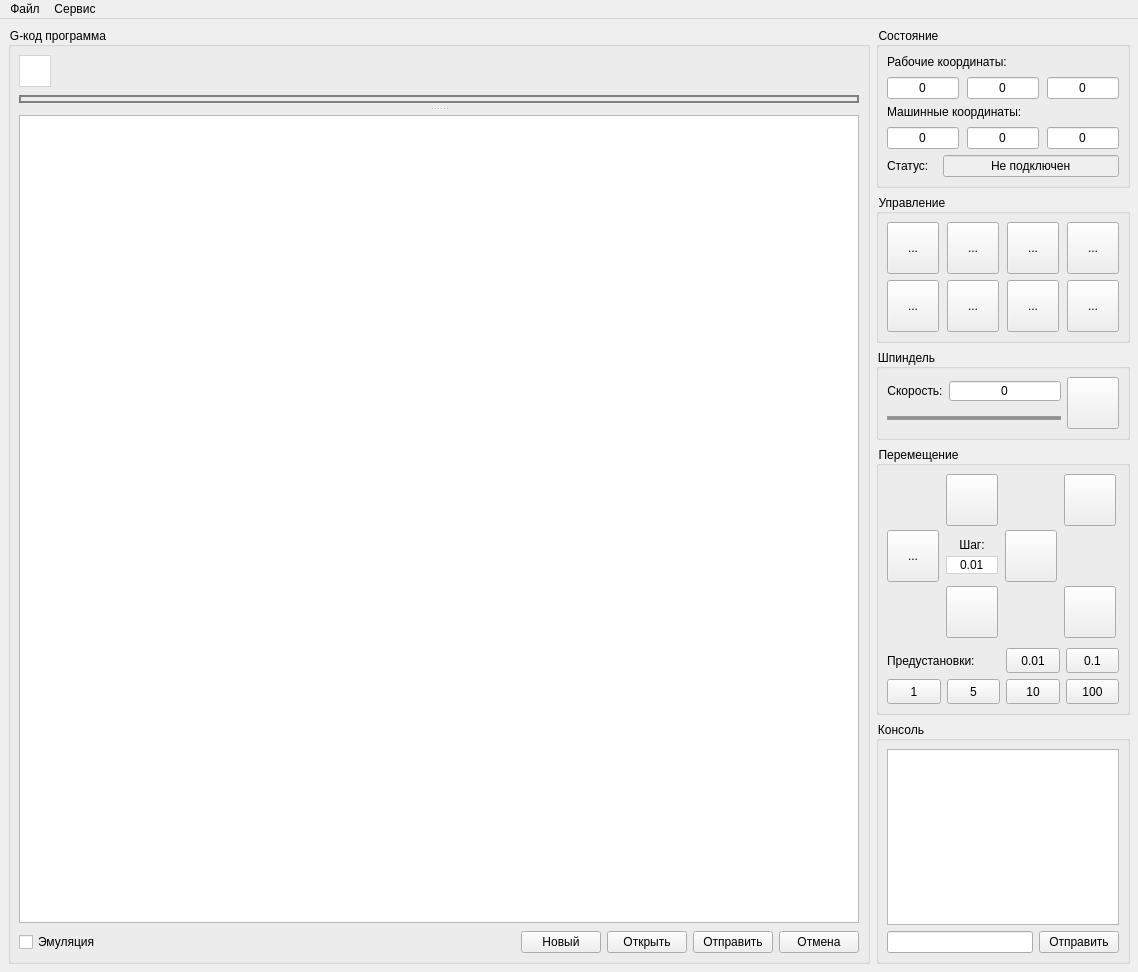
Old version of the form frmmain.ui in the repository Denvi/Candle.
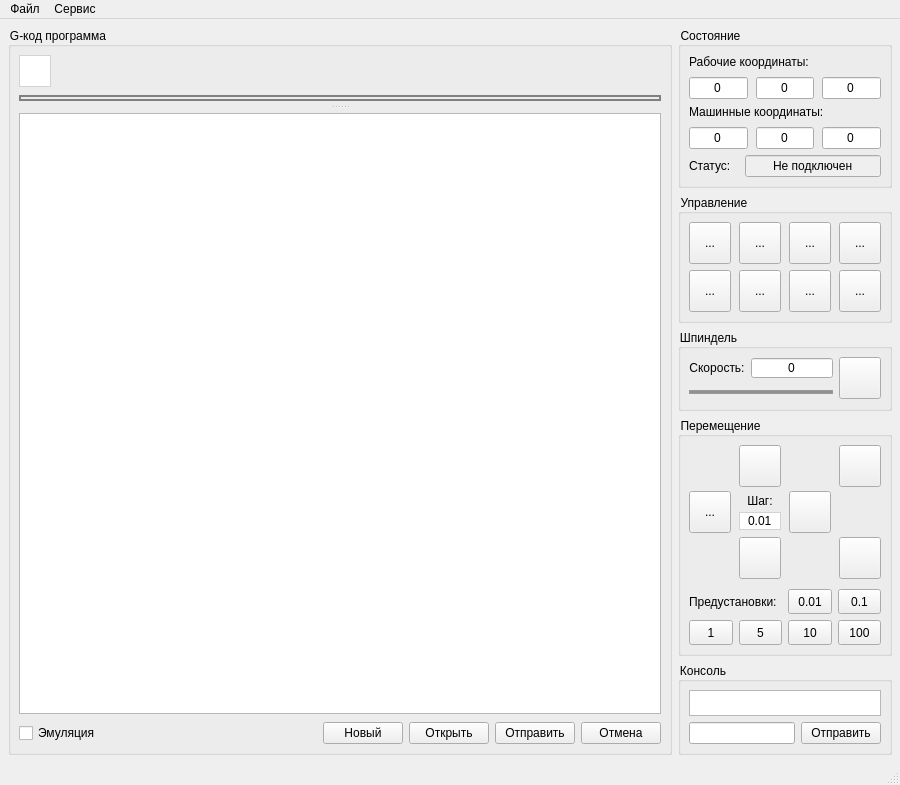
New version of the form. Icons and pictures are not drawn. Custom widgets are drawn as their Qt base class.

The edit to the form file:
```diff
--- a/frmmain.ui
+++ b/frmmain.ui
@@ -6,8 +6,8 @@
    <rect>
     <x>0</x>
     <y>0</y>
-    <width>1138</width>
-    <height>972</height>
+    <width>900</width>
+    <height>763</height>
    </rect>
   </property>
   <property name="palette">
@@ -230,6 +230,12 @@
           <property name="selectionBehavior">
            <enum>QAbstractItemView::SelectRows</enum>
           </property>
+          <property name="gridStyle">
+           <enum>Qt::DashLine</enum>
+          </property>
+          <attribute name="horizontalHeaderHighlightSections">
+           <bool>false</bool>
+          </attribute>
           <attribute name="horizontalHeaderMinimumSectionSize">
            <number>50</number>
           </attribute>
@@ -506,8 +512,8 @@
             <widget class="StyledToolButton" name="toolButton_7">
              <property name="minimumSize">
               <size>
-               <width>52</width>
-               <height>52</height>
+               <width>42</width>
+               <height>42</height>
               </size>
              </property>
              <property name="text">
@@ -519,8 +525,8 @@
              </property>
              <property name="iconSize">
               <size>
-               <width>38</width>
-               <height>38</height>
+               <width>30</width>
+               <height>30</height>
               </size>
              </property>
             </widget>
@@ -529,8 +535,8 @@
             <widget class="StyledToolButton" name="toolButton_8">
              <property name="minimumSize">
               <size>
-               <width>52</width>
-               <height>52</height>
+               <width>42</width>
+               <height>42</height>
               </size>
              </property>
              <property name="text">
@@ -542,8 +548,8 @@
              </property>
              <property name="iconSize">
               <size>
-               <width>38</width>
-               <height>38</height>
+               <width>30</width>
+               <height>30</height>
               </size>
              </property>
             </widget>
@@ -552,8 +558,8 @@
             <widget class="StyledToolButton" name="toolButton_16">
              <property name="minimumSize">
               <size>
-               <width>52</width>
-               <height>52</height>
+               <width>42</width>
+               <height>42</height>
               </size>
              </property>
              <property name="text">
@@ -565,54 +571,8 @@
              </property>
              <property name="iconSize">
               <size>
-               <width>38</width>
-               <height>38</height>
-              </size>
-             </property>
-            </widget>
-           </item>
-           <item row="3" column="2">
-            <widget class="StyledToolButton" name="toolButton_11">
-             <property name="minimumSize">
-              <size>
-               <width>52</width>
-               <height>52</height>
-              </size>
-             </property>
-             <property name="text">
-              <string>...</string>
-             </property>
-             <property name="icon">
-              <iconset resource="res.qrc">
-               <normaloff>:/images/safe_z.png</normaloff>:/images/safe_z.png</iconset>
-             </property>
-             <property name="iconSize">
-              <size>
-               <width>38</width>
-               <height>38</height>
-              </size>
-             </property>
-            </widget>
-           </item>
-           <item row="3" column="1">
-            <widget class="StyledToolButton" name="toolButton_14">
-             <property name="minimumSize">
-              <size>
-               <width>52</width>
-               <height>52</height>
-              </size>
-             </property>
-             <property name="text">
-              <string>...</string>
-             </property>
-             <property name="icon">
-              <iconset resource="res.qrc">
-               <normaloff>:/images/axis_return.png</normaloff>:/images/axis_return.png</iconset>
-             </property>
-             <property name="iconSize">
-              <size>
-               <width>38</width>
-               <height>38</height>
+               <width>30</width>
+               <height>30</height>
               </size>
              </property>
             </widget>
@@ -621,8 +581,8 @@
             <widget class="StyledToolButton" name="toolButton_10">
              <property name="minimumSize">
               <size>
-               <width>52</width>
-               <height>52</height>
+               <width>42</width>
+               <height>42</height>
               </size>
              </property>
              <property name="text">
@@ -634,21 +594,41 @@
              </property>
              <property name="iconSize">
               <size>
-               <width>38</width>
-               <height>38</height>
+               <width>30</width>
+               <height>30</height>
               </size>
              </property>
             </widget>
            </item>
-           <item row="3" column="4">
-            <widget class="StyledToolButton" name="toolButton_9">
-             <property name="enabled">
-              <bool>true</bool>
+           <item row="1" column="1">
+            <widget class="StyledToolButton" name="cmdReturnXY">
+             <property name="minimumSize">
+              <size>
+               <width>42</width>
+               <height>42</height>
+              </size>
              </property>
+             <property name="text">
+              <string>...</string>
+             </property>
+             <property name="icon">
+              <iconset resource="res.qrc">
+               <normaloff>:/images/axis_return.png</normaloff>:/images/axis_return.png</iconset>
+             </property>
+             <property name="iconSize">
+              <size>
+               <width>30</width>
+               <height>30</height>
+              </size>
+             </property>
+            </widget>
+           </item>
+           <item row="1" column="2">
+            <widget class="StyledToolButton" name="cmdTopZ">
              <property name="minimumSize">
               <size>
-               <width>52</width>
-               <height>52</height>
+               <width>42</width>
+               <height>42</height>
               </size>
              </property>
              <property name="text">
@@ -660,18 +640,18 @@
              </property>
              <property name="iconSize">
               <size>
-               <width>34</width>
-               <height>34</height>
+               <width>30</width>
+               <height>30</height>
               </size>
              </property>
             </widget>
            </item>
-           <item row="3" column="3">
+           <item row="1" column="3">
             <widget class="StyledToolButton" name="cmdReset">
              <property name="minimumSize">
               <size>
-               <width>52</width>
-               <height>52</height>
+               <width>42</width>
+               <height>42</height>
               </size>
              </property>
              <property name="text">
@@ -683,8 +663,34 @@
              </property>
              <property name="iconSize">
               <size>
-               <width>38</width>
-               <height>38</height>
+               <width>30</width>
+               <height>30</height>
+              </size>
+             </property>
+            </widget>
+           </item>
+           <item row="1" column="4">
+            <widget class="StyledToolButton" name="cmdUnlock">
+             <property name="enabled">
+              <bool>true</bool>
+             </property>
+             <property name="minimumSize">
+              <size>
+               <width>42</width>
+               <height>42</height>
+              </size>
+             </property>
+             <property name="text">
+              <string>...</string>
+             </property>
+             <property name="icon">
+              <iconset resource="res.qrc">
+               <normaloff>:/images/unlock.png</normaloff>:/images/unlock.png</iconset>
+             </property>
+             <property name="iconSize">
+              <size>
+               <width>24</width>
+               <height>24</height>
               </size>
              </property>
             </widget>
@@ -763,8 +769,8 @@
            </property>
            <property name="minimumSize">
             <size>
-             <width>52</width>
-             <height>52</height>
+             <width>42</width>
+             <height>42</height>
             </size>
            </property>
            <property name="icon">
@@ -773,8 +779,8 @@
            </property>
            <property name="iconSize">
             <size>
-             <width>36</width>
-             <height>36</height>
+             <width>28</width>
+             <height>28</height>
             </size>
            </property>
            <property name="checkable">
@@ -809,41 +815,12 @@
          <item>
           <layout class="QGridLayout" name="gridLayout">
            <property name="horizontalSpacing">
-            <number>7</number>
+            <number>8</number>
            </property>
            <property name="verticalSpacing">
             <number>4</number>
            </property>
-           <item row="3" column="1">
-            <widget class="StyledToolButton" name="cmdYMinus">
-             <property name="sizePolicy">
-              <sizepolicy hsizetype="Fixed" vsizetype="Fixed">
-               <horstretch>0</horstretch>
-               <verstretch>0</verstretch>
-              </sizepolicy>
-             </property>
-             <property name="minimumSize">
-              <size>
-               <width>52</width>
-               <height>52</height>
-              </size>
-             </property>
-             <property name="text">
-              <string/>
-             </property>
-             <property name="icon">
-              <iconset resource="res.qrc">
-               <normaloff>:/images/1401562173_chevron-down.png</normaloff>:/images/1401562173_chevron-down.png</iconset>
-             </property>
-             <property name="iconSize">
-              <size>
-               <width>30</width>
-               <height>30</height>
-              </size>
-             </property>
-            </widget>
-           </item>
-           <item row="2" column="1">
+           <item row="1" column="1">
             <layout class="QVBoxLayout" name="verticalLayout_10">
              <property name="spacing">
               <number>4</number>
@@ -875,7 +852,19 @@
               </widget>
              </item>
              <item>
-              <widget class="QDoubleSpinBox" name="doubleSpinBox_5">
+              <widget class="QDoubleSpinBox" name="txtJogStep">
+               <property name="sizePolicy">
+                <sizepolicy hsizetype="Minimum" vsizetype="Fixed">
+                 <horstretch>0</horstretch>
+                 <verstretch>0</verstretch>
+                </sizepolicy>
+               </property>
+               <property name="minimumSize">
+                <size>
+                 <width>30</width>
+                 <height>0</height>
+                </size>
+               </property>
                <property name="styleSheet">
                 <string notr="true">border: 1px solid lightgray;</string>
                </property>
@@ -889,7 +878,7 @@
                 <double>0.010000000000000</double>
                </property>
                <property name="maximum">
-                <double>9.990000000000000</double>
+                <double>100.000000000000000</double>
                </property>
                <property name="singleStep">
                 <double>0.010000000000000</double>
@@ -914,94 +903,7 @@
              </item>
             </layout>
            </item>
-           <item row="0" column="3">
-            <widget class="StyledToolButton" name="toolButton_13">
-             <property name="sizePolicy">
-              <sizepolicy hsizetype="Fixed" vsizetype="Fixed">
-               <horstretch>0</horstretch>
-               <verstretch>0</verstretch>
-              </sizepolicy>
-             </property>
-             <property name="minimumSize">
-              <size>
-               <width>52</width>
-               <height>52</height>
-              </size>
-             </property>
-             <property name="text">
-              <string/>
-             </property>
-             <property name="icon">
-              <iconset resource="res.qrc">
-               <normaloff>:/images/1401562699_icon-arrow-up-b.png</normaloff>:/images/1401562699_icon-arrow-up-b.png</iconset>
-             </property>
-             <property name="iconSize">
-              <size>
-               <width>28</width>
-               <height>28</height>
-              </size>
-             </property>
-            </widget>
-           </item>
-           <item row="3" column="3">
-            <widget class="StyledToolButton" name="toolButton_6">
-             <property name="sizePolicy">
-              <sizepolicy hsizetype="Fixed" vsizetype="Fixed">
-               <horstretch>0</horstretch>
-               <verstretch>0</verstretch>
-              </sizepolicy>
-             </property>
-             <property name="minimumSize">
-              <size>
-               <width>52</width>
-               <height>52</height>
-              </size>
-             </property>
-             <property name="text">
-              <string/>
-             </property>
-             <property name="icon">
-              <iconset resource="res.qrc">
-               <normaloff>:/images/1401562699_icon-arrow-down-b.png</normaloff>:/images/1401562699_icon-arrow-down-b.png</iconset>
-             </property>
-             <property name="iconSize">
-              <size>
-               <width>28</width>
-               <height>28</height>
-              </size>
-             </property>
-            </widget>
-           </item>
-           <item row="2" column="2">
-            <widget class="StyledToolButton" name="cmdXPlus">
-             <property name="sizePolicy">
-              <sizepolicy hsizetype="Fixed" vsizetype="Fixed">
-               <horstretch>0</horstretch>
-               <verstretch>0</verstretch>
-              </sizepolicy>
-             </property>
-             <property name="minimumSize">
-              <size>
-               <width>52</width>
-               <height>52</height>
-              </size>
-             </property>
-             <property name="text">
-              <string/>
-             </property>
-             <property name="icon">
-              <iconset resource="res.qrc">
-               <normaloff>:/images/1401562173_chevron-right.png</normaloff>:/images/1401562173_chevron-right.png</iconset>
-             </property>
-             <property name="iconSize">
-              <size>
-               <width>30</width>
-               <height>30</height>
-              </size>
-             </property>
-            </widget>
-           </item>
-           <item row="2" column="0">
+           <item row="1" column="0">
             <widget class="StyledToolButton" name="cmdXMinus">
              <property name="sizePolicy">
               <sizepolicy hsizetype="Fixed" vsizetype="Fixed">
@@ -1011,8 +913,8 @@
              </property>
              <property name="minimumSize">
               <size>
-               <width>52</width>
-               <height>52</height>
+               <width>42</width>
+               <height>42</height>
               </size>
              </property>
              <property name="text">
@@ -1030,8 +932,70 @@
              </property>
             </widget>
            </item>
-           <item row="0" column="1">
-            <widget class="StyledToolButton" name="cmdYPlus">
+           <item row="2" column="1">
+            <layout class="QHBoxLayout" name="horizontalLayout_13">
+             <property name="spacing">
+              <number>0</number>
+             </property>
+             <item>
+              <spacer name="horizontalSpacer_4">
+               <property name="orientation">
+                <enum>Qt::Horizontal</enum>
+               </property>
+               <property name="sizeHint" stdset="0">
+                <size>
+                 <width>40</width>
+                 <height>20</height>
+                </size>
+               </property>
+              </spacer>
+             </item>
+             <item>
+              <widget class="StyledToolButton" name="cmdYMinus">
+               <property name="sizePolicy">
+                <sizepolicy hsizetype="Fixed" vsizetype="Fixed">
+                 <horstretch>0</horstretch>
+                 <verstretch>0</verstretch>
+                </sizepolicy>
+               </property>
+               <property name="minimumSize">
+                <size>
+                 <width>42</width>
+                 <height>42</height>
+                </size>
+               </property>
+               <property name="text">
+                <string/>
+               </property>
+               <property name="icon">
+                <iconset resource="res.qrc">
+                 <normaloff>:/images/1401562173_chevron-down.png</normaloff>:/images/1401562173_chevron-down.png</iconset>
+               </property>
+               <property name="iconSize">
+                <size>
+                 <width>30</width>
+                 <height>30</height>
+                </size>
+               </property>
+              </widget>
+             </item>
+             <item>
+              <spacer name="horizontalSpacer_5">
+               <property name="orientation">
+                <enum>Qt::Horizontal</enum>
+               </property>
+               <property name="sizeHint" stdset="0">
+                <size>
+                 <width>40</width>
+                 <height>20</height>
+                </size>
+               </property>
+              </spacer>
+             </item>
+            </layout>
+           </item>
+           <item row="1" column="2">
+            <widget class="StyledToolButton" name="cmdXPlus">
              <property name="sizePolicy">
               <sizepolicy hsizetype="Fixed" vsizetype="Fixed">
                <horstretch>0</horstretch>
@@ -1040,8 +1004,8 @@
              </property>
              <property name="minimumSize">
               <size>
-               <width>52</width>
-               <height>52</height>
+               <width>42</width>
+               <height>42</height>
               </size>
              </property>
              <property name="text">
@@ -1059,6 +1023,126 @@
              </property>
             </widget>
            </item>
+           <item row="0" column="1">
+            <layout class="QHBoxLayout" name="horizontalLayout_12">
+             <property name="spacing">
+              <number>0</number>
+             </property>
+             <item>
+              <spacer name="horizontalSpacer_2">
+               <property name="orientation">
+                <enum>Qt::Horizontal</enum>
+               </property>
+               <property name="sizeHint" stdset="0">
+                <size>
+                 <width>40</width>
+                 <height>20</height>
+                </size>
+               </property>
+              </spacer>
+             </item>
+             <item>
+              <widget class="StyledToolButton" name="cmdYPlus">
+               <property name="sizePolicy">
+                <sizepolicy hsizetype="Fixed" vsizetype="Fixed">
+                 <horstretch>0</horstretch>
+                 <verstretch>0</verstretch>
+                </sizepolicy>
+               </property>
+               <property name="minimumSize">
+                <size>
+                 <width>42</width>
+                 <height>42</height>
+                </size>
+               </property>
+               <property name="text">
+                <string/>
+               </property>
+               <property name="icon">
+                <iconset resource="res.qrc">
+                 <normaloff>:/images/1401562173_chevron-up.png</normaloff>:/images/1401562173_chevron-up.png</iconset>
+               </property>
+               <property name="iconSize">
+                <size>
+                 <width>30</width>
+                 <height>30</height>
+                </size>
+               </property>
+              </widget>
+             </item>
+             <item>
+              <spacer name="horizontalSpacer_3">
+               <property name="orientation">
+                <enum>Qt::Horizontal</enum>
+               </property>
+               <property name="sizeHint" stdset="0">
+                <size>
+                 <width>40</width>
+                 <height>20</height>
+                </size>
+               </property>
+              </spacer>
+             </item>
+            </layout>
+           </item>
+           <item row="0" column="3">
+            <widget class="StyledToolButton" name="cmdZPlus">
+             <property name="sizePolicy">
+              <sizepolicy hsizetype="Fixed" vsizetype="Fixed">
+               <horstretch>0</horstretch>
+               <verstretch>0</verstretch>
+              </sizepolicy>
+             </property>
+             <property name="minimumSize">
+              <size>
+               <width>42</width>
+               <height>42</height>
+              </size>
+             </property>
+             <property name="text">
+              <string/>
+             </property>
+             <property name="icon">
+              <iconset resource="res.qrc">
+               <normaloff>:/images/1401562699_icon-arrow-up-b.png</normaloff>:/images/1401562699_icon-arrow-up-b.png</iconset>
+             </property>
+             <property name="iconSize">
+              <size>
+               <width>28</width>
+               <height>28</height>
+              </size>
+             </property>
+            </widget>
+           </item>
+           <item row="2" column="3">
+            <widget class="StyledToolButton" name="cmdZMinus">
+             <property name="sizePolicy">
+              <sizepolicy hsizetype="Fixed" vsizetype="Fixed">
+               <horstretch>0</horstretch>
+               <verstretch>0</verstretch>
+              </sizepolicy>
+             </property>
+             <property name="minimumSize">
+              <size>
+               <width>42</width>
+               <height>42</height>
+              </size>
+             </property>
+             <property name="text">
+              <string/>
+             </property>
+             <property name="icon">
+              <iconset resource="res.qrc">
+               <normaloff>:/images/1401562699_icon-arrow-down-b.png</normaloff>:/images/1401562699_icon-arrow-down-b.png</iconset>
+             </property>
+             <property name="iconSize">
+              <size>
+               <width>28</width>
+               <height>28</height>
+              </size>
+             </property>
+            </widget>
+           </item>
           </layout>
          </item>
          <item>
@@ -1084,7 +1168,7 @@
                  </property>
                  <property name="minimumSize">
                   <size>
-                   <width>50</width>
+                   <width>42</width>
                    <height>25</height>
                   </size>
                  </property>
@@ -1106,7 +1190,7 @@
                  </property>
                  <property name="minimumSize">
                   <size>
-                   <width>50</width>
+                   <width>42</width>
                    <height>25</height>
                   </size>
                  </property>
@@ -1134,7 +1218,7 @@
                </property>
                <property name="minimumSize">
                 <size>
-                 <width>50</width>
+                 <width>42</width>
                  <height>25</height>
                 </size>
                </property>
@@ -1156,7 +1240,7 @@
                </property>
                <property name="minimumSize">
                 <size>
-                 <width>50</width>
+                 <width>42</width>
                  <height>25</height>
                 </size>
                </property>
@@ -1178,7 +1262,7 @@
                </property>
                <property name="minimumSize">
                 <size>
-                 <width>50</width>
+                 <width>42</width>
                  <height>25</height>
                 </size>
                </property>
@@ -1200,7 +1284,7 @@
                </property>
                <property name="minimumSize">
                 <size>
-                 <width>50</width>
+                 <width>42</width>
                  <height>25</height>
                 </size>
                </property>
@@ -1220,13 +1304,7 @@
        </widget>
       </item>
       <item>
-       <widget class="QGroupBox" name="groupBox_4">
-        <property name="minimumSize">
-         <size>
-          <width>0</width>
-          <height>200</height>
-         </size>
-        </property>
+       <widget class="QGroupBox" name="grpConsole">
         <property name="title">
          <string>Консоль</string>
         </property>
@@ -1254,7 +1332,7 @@
            <property name="minimumSize">
             <size>
              <width>0</width>
-             <height>10</height>
+             <height>26</height>
             </size>
            </property>
            <property name="readOnly">
@@ -1288,8 +1366,8 @@
     <rect>
      <x>0</x>
      <y>0</y>
-     <width>1138</width>
-     <height>26</height>
+     <width>900</width>
+     <height>21</height>
     </rect>
    </property>
    <widget class="QMenu" name="menu">
@@ -1309,6 +1387,7 @@
    <addaction name="menu"/>
    <addaction name="menu_2"/>
   </widget>
+  <widget class="QStatusBar" name="statusBar"/>
   <action name="actFileOpen">
    <property name="text">
     <string>Открыть</string>
```
Left out of the diff: 61 changed lines with no effect on the pictures.
